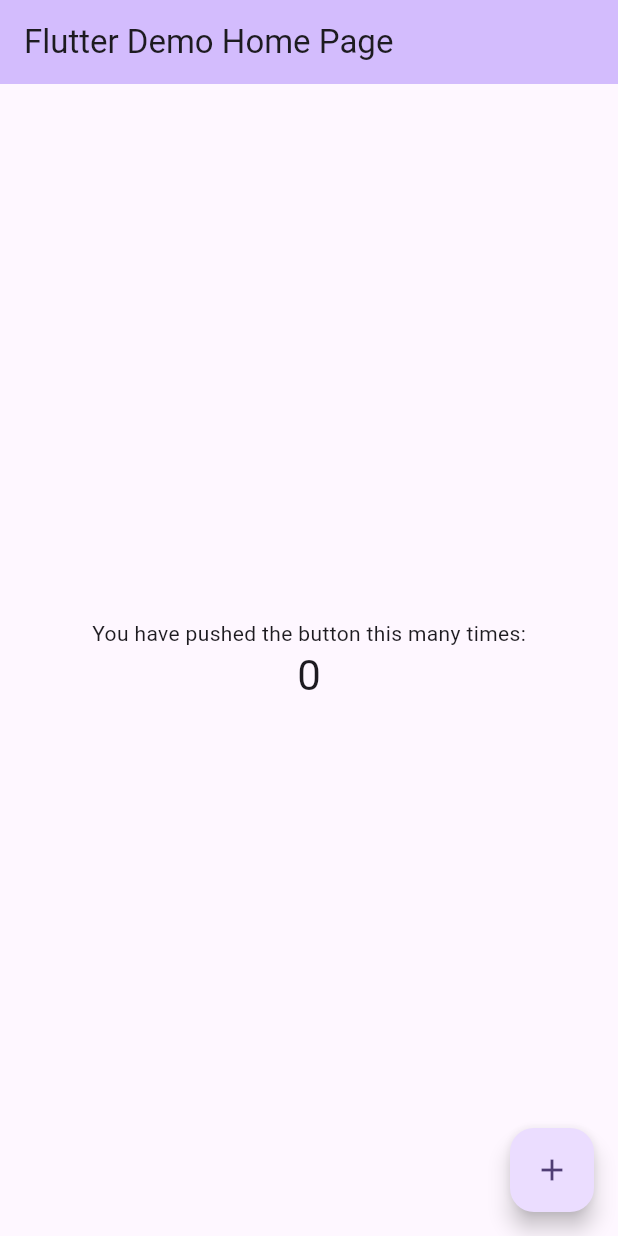
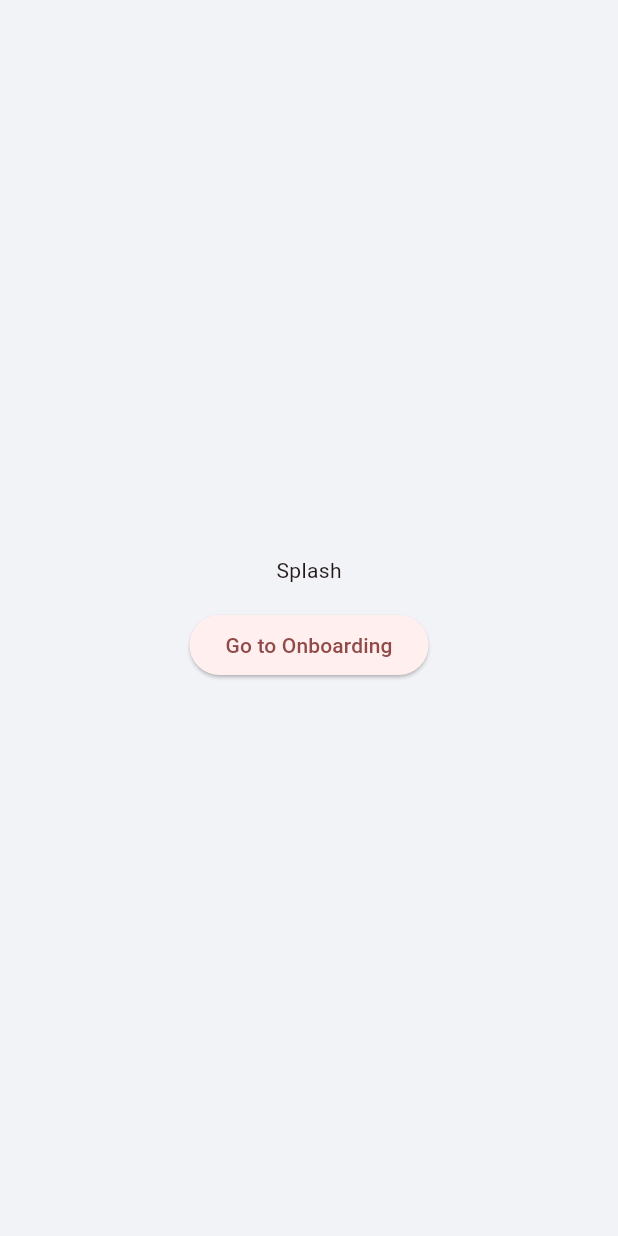
Before and after one commit to Naqila-Syaniwa/presensi-magang, a Flutter app: the screen it shows after launch, on a phone screen of 412 x 824 dp. Run offline on Flutter 3.47's test engine with Material 3 defaults, Android fonts, the phone set to English and light mode, and no system bars.

Commit message:
feat: add core contracts, stub screens, and route mapping

```diff
--- /dev/null
+++ b/lib/core/app_colors.dart
@@ -0,0 +1,24 @@
+import 'package:flutter/material.dart';
+
+class AppColors {
+  AppColors._();
+
+  // Merek
+  static const Color primary = Color(0xFFC02B34);
+  static const Color primaryDark = Color(0xFF971B30);
+  static const Color accent = Color(0xFF4F5FD9); // tab aktif, tautan
+
+  // Latar
+  static const Color background = Color(0xFFF2F3F7);
+  static const Color surface = Color(0xFFFFFFFF);
+  static const Color lavender = Color(0XFFEEEBFA); // latar ilustrasi onboarding
+
+  // Teks
+  static const Color textPrimary = Color(0xFF1F2430);
+  static const Color textSecondary = Color(0xFF6B7280);
+
+  // Lain-lain
+  static const Color border = Color(0xFFE0E0E0);
+  static const Color error = Color(0xFFD32F2F);
+  static const Color success = Color(0xFF2E9E58);
+}
--- /dev/null
+++ b/lib/core/app_routes.dart
@@ -0,0 +1,8 @@
+// Contoh penggunaan navigasi
+// Misalnya Navigator.pushReplacementNamed(context, AppRoutes.home).
+class AppRoutes {
+  static const String splash = '/';
+  static const String onboarding = '/onboarding';
+  static const String login = '/login';
+  static const String home = '/home';
+}
--- /dev/null
+++ b/lib/features/splash/splash_screen.dart
@@ -0,0 +1,27 @@
+import 'package:flutter/material.dart';
+import 'package:presensimagang/core/app_routes.dart';
+
+// STUB: diganti implementasi sebenarnya
+class SplashScreen extends StatelessWidget {
+  const SplashScreen({super.key});
+
+  @override
+  Widget build(BuildContext context) {
+    return Scaffold(
+      body: Center(
+        child: Column(
+          mainAxisSize: MainAxisSize.min,
+          children: [
+            const Text('Splash'),
+            const SizedBox(height: 16),
+            ElevatedButton(
+              onPressed: () =>
+                Navigator.pushReplacementNamed(context, AppRoutes.onboarding),
+              child: const Text('Go to Onboarding'),
+            ),
+          ],
+        ),
+      ),
+    );
+  }
+}
--- a/lib/main.dart
+++ b/lib/main.dart
@@ -1,4 +1,10 @@
 import 'package:flutter/material.dart';
+import 'package:presensimagang/core/app_colors.dart';
+import 'package:presensimagang/core/app_routes.dart';
+import 'package:presensimagang/features/auth/login_screen.dart';
+import 'package:presensimagang/features/home/home_screen.dart';
+import 'package:presensimagang/features/onboarding/onboarding_screen.dart';
+import 'package:presensimagang/features/splash/splash_screen.dart';
 
 void main() {
   runApp(const MyApp());
@@ -7,30 +13,22 @@ void main() {
 class MyApp extends StatelessWidget {
   const MyApp({super.key});
 
-  // This widget is the root of your application.
   @override
   Widget build(BuildContext context) {
     return MaterialApp(
-      title: 'Flutter Demo',
+      title: 'Presensi Magang',
+      debugShowCheckedModeBanner: false,
       theme: ThemeData(
-        // This is the theme of your application.
-        //
-        // TRY THIS: Try running your application with "flutter run". You'll see
-        // the application has a purple toolbar. Then, without quitting the app,
-        // try changing the seedColor in the colorScheme below to Colors.green
-        // and then invoke "hot reload" (save your changes or press the "hot
-        // reload" button in a Flutter-supported IDE, or press "r" if you used
-        // the command line to start the app).
-        //
-        // Notice that the counter didn't reset back to zero; the application
-        // state is not lost during the reload. To reset the state, use hot
-        // restart instead.
-        //
-        // This works for code too, not just values: Most code changes can be
-        // tested with just a hot reload.
-        colorScheme: .fromSeed(seedColor: Colors.deepPurple),
+        colorScheme: ColorScheme.fromSeed(seedColor: AppColors.primary),
+        scaffoldBackgroundColor: AppColors.background,
       ),
-      home: const MyHomePage(title: 'Flutter Demo Home Page'),
+      initialRoute: AppRoutes.splash,
+      routes: {
+        AppRoutes.splash: (_) => const SplashScreen(),
+        AppRoutes.onboarding: (_) => const OnboardingScreen(),
+        AppRoutes.login: (_) => const LoginScreen(),
+        AppRoutes.home: (_) => const HomeScreen(),
+      },
     );
   }
 }
```
Also changed, not shown: lib/features/auth/login_screen.dart (added, +26 -0 lines), lib/features/home/home_screen.dart (added, +27 -0 lines), lib/features/home/widgets/announcement_section.dart (added, +14 -0 lines), lib/features/home/widgets/clock_card.dart (added, +18 -0 lines), lib/features/onboarding/onboarding_screen.dart (added, +27 -0 lines), 1 other file.
